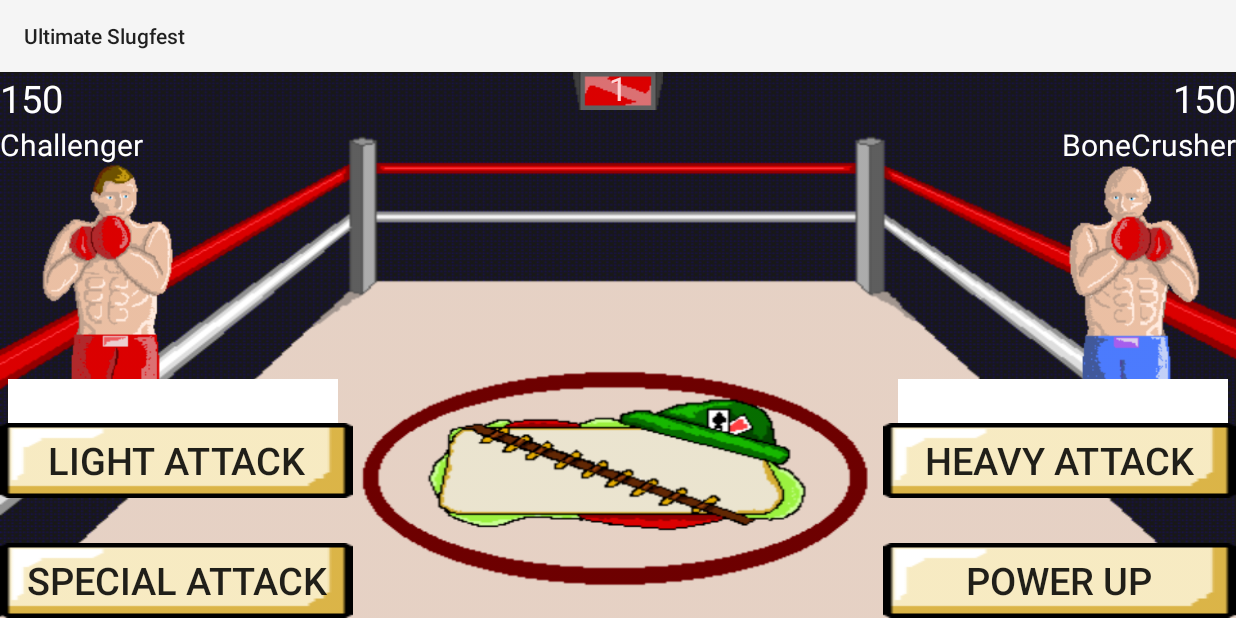
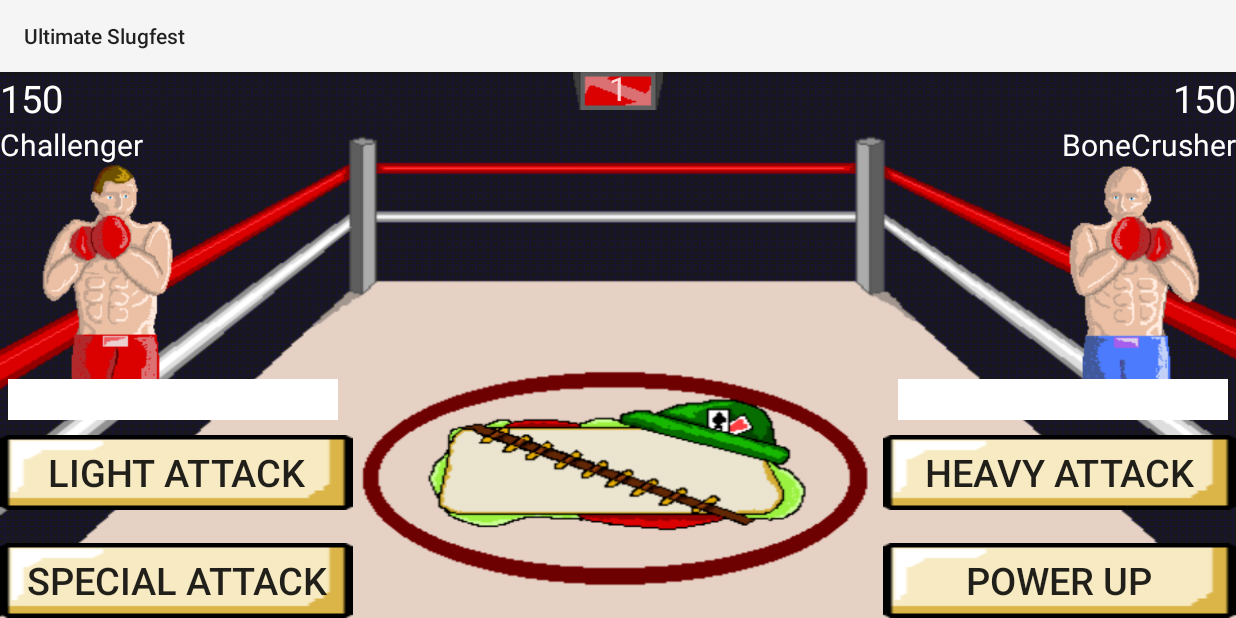
Before and after one commit to DavidMcKenzie218/TextBasedBoxingGame, an Android app: the GameActivity screen opened directly, with no data from a screen before it, on a phone screen of 824 x 412 dp (held sideways). Run offline under Robolectric (Android 15) with nearby library versions, the phone set to English and light mode, and no system bars.

Commit message:
Repositioned the buttons slightly to make it look less crowded

```diff
--- a/Application/UltimateSlugfest/app/src/main/res/layout/activity_game.xml
+++ b/Application/UltimateSlugfest/app/src/main/res/layout/activity_game.xml
@@ -62,7 +62,7 @@
 
     <TextView
         android:id="@+id/player_output"
-        android:textSize="22sp"
+        android:textSize="20sp"
         android:text=""
         android:layout_marginLeft="5dp"
         android:layout_below="@+id/player_sprite"
@@ -72,7 +72,7 @@
 
     <TextView
         android:id="@+id/enemy_output"
-        android:textSize="22sp"
+        android:textSize="20sp"
         android:text=""
         android:layout_marginRight="5dp"
         android:layout_below="@+id/enemy_sprite"
@@ -101,6 +101,7 @@
         android:text="@string/light_attack"
         android:textSize="25sp"
         android:layout_below="@+id/player_output"
+        android:layout_marginTop="10dp"
         android:layout_width="235dp"
         android:layout_height="wrap_content"
         android:background="@drawable/button"/>
@@ -109,6 +110,7 @@
         android:id="@+id/heavy_attack"
         android:text="@string/heavy_attack"
         android:textSize="25sp"
+        android:layout_marginTop="10dp"
         android:layout_below="@+id/player_output"
         android:layout_alignParentRight="true"
         android:layout_width="235dp"
```
